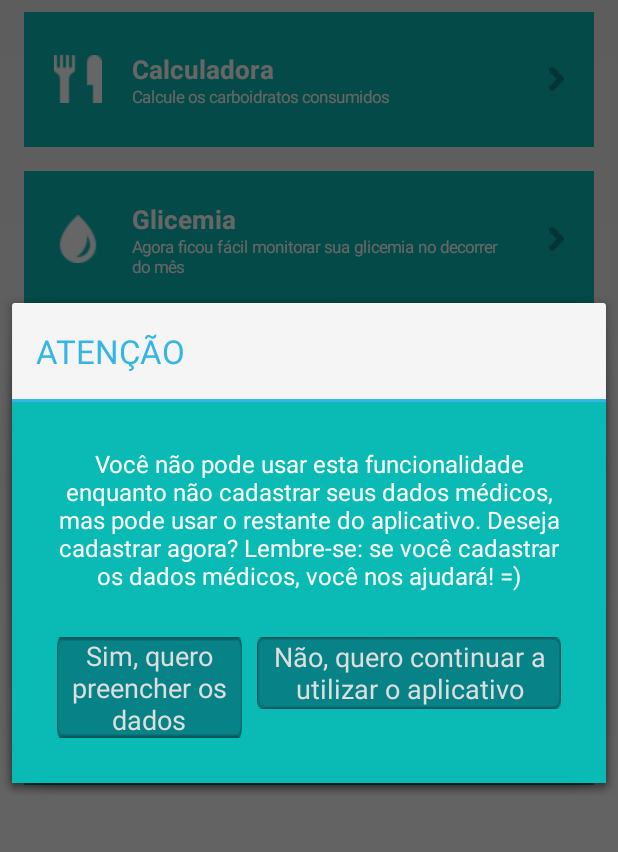
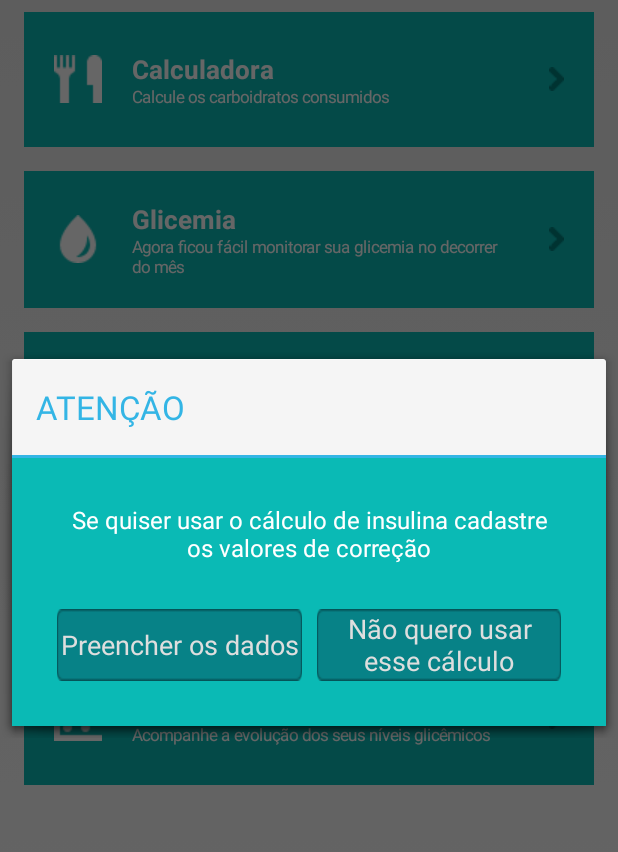
Before and after one commit to FernandaBernardo/diabetes-mais-doce, an Android app: the DashboardFragment screen opened directly, with no data from a screen before it, after a tap on an icon or button, on a phone screen of 412 x 824 dp, the part 75-927 px from its top. Run offline under Robolectric (Android 15) with nearby library versions, the phone set to English and light mode, and no system bars.

Commit message:
making insulin calculation optional

```diff
--- a/app/src/main/java/br/com/caelum/diabetes/extras/Extras.java
+++ b/app/src/main/java/br/com/caelum/diabetes/extras/Extras.java
@@ -26,4 +26,6 @@ public class Extras {
 	public static final String ESCUMADEIRA = "Escumadeira";
 	public static final String XICARA = "Xícara";
 	public static final String COPO = "Copo";
+
+    public static final String PREFS_NAME = "CalculoInsulina";
 }
--- a/app/src/main/java/br/com/caelum/diabetes/fragment/DashboardFragment.java
+++ b/app/src/main/java/br/com/caelum/diabetes/fragment/DashboardFragment.java
@@ -1,5 +1,6 @@
 package br.com.caelum.diabetes.fragment;
 
+import android.content.SharedPreferences;
 import android.os.Bundle;
 import android.support.v4.app.Fragment;
 import android.support.v4.app.FragmentManager;
@@ -16,6 +17,7 @@ import br.com.caelum.diabetes.R;
 import br.com.caelum.diabetes.dao.DbHelper;
 import br.com.caelum.diabetes.dao.PacienteDao;
 import br.com.caelum.diabetes.dialog.PreencherDadosMedicosDialog;
+import br.com.caelum.diabetes.extras.Extras;
 import br.com.caelum.diabetes.fragment.calculadora.DashboardCalculadoraFragment;
 import br.com.caelum.diabetes.fragment.glicemia.DashboardGlicemiaFragment;
 import br.com.caelum.diabetes.fragment.lembretes.DashboardLembreteFragment;
@@ -23,14 +25,12 @@ import br.com.caelum.diabetes.fragment.perfil.ConfigurarPerfilFragment;
 import br.com.caelum.diabetes.model.Paciente;
 
 public class DashboardFragment extends Fragment {
+    private Paciente paciente;
 
-	private PacienteDao dao;
-	private Paciente paciente;
-
-	private void getPaciente() {
+    private void getPaciente() {
 		DbHelper helper = new DbHelper(getActivity());
-		dao = new PacienteDao(helper);
-		paciente = dao.getPaciente();
+        PacienteDao dao = new PacienteDao(helper);
+        paciente = dao.getPaciente();
 	}
 
 	@Override
@@ -41,13 +41,16 @@ public class DashboardFragment extends Fragment {
         TextView titulo = (TextView) getActivity().findViewById(R.id.titulo);
         titulo.setText("Diabetes Mais Doce");
 
-		Button calculadora = (Button) view.findViewById(R.id.main_calculadora);
+        SharedPreferences settings = getActivity().getSharedPreferences(Extras.PREFS_NAME, 0);
+        final boolean calculoInsulina = settings.getBoolean("calculoInsulina", true);
+
+        Button calculadora = (Button) view.findViewById(R.id.main_calculadora);
 		calculadora.setOnClickListener(new OnClickListener() {
 			@Override
 			public void onClick(View v) {
 				getPaciente();
 
-				if (!paciente.temValorCorrecao()) {
+				if (!paciente.temValorCorrecao() && calculoInsulina) {
 					PreencherDadosMedicosDialog dadosMedicosDialog = new PreencherDadosMedicosDialog();
 					FragmentManager fm = getFragmentManager();
 					dadosMedicosDialog.show(fm, "dashboard_fragment");
@@ -59,17 +62,6 @@ public class DashboardFragment extends Fragment {
 				}
 			}
 		});
-
-//		Button perfil = (Button) view.findViewById(R.id.main_perfil);
-//		perfil.setOnClickListener(new OnClickListener() {
-//			@Override
-//			public void onClick(View v) {
-//				FragmentTransaction transaction = getFragmentManager().beginTransaction();
-//				transaction.replace(R.id.main_view, new ConfigurarPerfilFragment());
-//				transaction.addToBackStack(null);
-//				transaction.commit();
-//			}
-//		});
 
 		Button medicao = (Button) view.findViewById(R.id.main_glicemia);
 		medicao.setOnClickListener(new OnClickListener() {
--- a/app/src/main/res/layout/nova_refeicao.xml
+++ b/app/src/main/res/layout/nova_refeicao.xml
@@ -129,6 +129,7 @@
 	        android:layout_marginLeft="10dp"
 	        android:gravity="center">
 		    <TextView
+                android:id="@+id/textoTotalInsulina"
 		        android:layout_width="wrap_content"
 		        android:layout_height="wrap_content"
 		        android:text="@string/total_insulina" />
--- a/app/src/main/res/layout/preencher_dados_medicos.xml
+++ b/app/src/main/res/layout/preencher_dados_medicos.xml
@@ -7,17 +7,13 @@
     android:padding="30dp"
     android:background="@color/blue">
 
-
-
     <ScrollView
-            android:id="@+id/dados_medicos_scrollView"
             android:layout_width="fill_parent"
             android:layout_height="wrap_content"
             android:layout_weight="1"
             android:fillViewport="true">
 
             <TextView
-                android:id="@+id/dados_medicos_textView"
                 android:layout_width="match_parent"
                 android:layout_height="wrap_content"
                 android:text="@string/dados_medicos_aviso"
@@ -59,8 +55,4 @@
         	android:textColor="#DEDEDE"
         />
     </LinearLayout>
-
-
-
-
 </LinearLayout>
--- a/app/src/main/res/values/strings.xml
+++ b/app/src/main/res/values/strings.xml
@@ -54,12 +54,9 @@
     <string name="configurar_insulina_continua">Configurar Insulina Continua</string>
     <string name="configurar_glicemia_alvo">Configurar Glicemia Alvo</string>
     <string name="novo_alimento">Novo Alimento</string>
-    <string name="dados_medicos_aviso">Você não pode usar esta funcionalidade enquanto
-        não cadastrar seus dados médicos, mas pode usar o restante do aplicativo.
-        Deseja cadastrar agora? Lembre-se: se você cadastrar os dados médicos, você
-        nos ajudará! =)</string>
-    <string name="confirmar_dados_medicos">Sim, quero preencher os dados</string>
-    <string name="cancelar_dados_medicos">Não, quero continuar a utilizar o aplicativo</string>
+    <string name="dados_medicos_aviso">Se quiser usar o cálculo de insulina cadastre os valores de correção</string>
+    <string name="confirmar_dados_medicos">Preencher os dados</string>
+    <string name="cancelar_dados_medicos">Não quero usar esse cálculo</string>
     <string name="dado_incorreto_ok">OK</string>
     <string name="dado_incorreto_texto">Dados Inválidos. Preencha novamente!</string>
     <string name="adicionar_novo_alimento">Adicionar Novo Alimento</string>
```
Also changed, not shown: app/src/main/java/br/com/caelum/diabetes/dialog/PreencherDadosMedicosDialog.java (+9 -1 lines), app/src/main/java/br/com/caelum/diabetes/fragment/calculadora/NovaRefeicaoFragment.java (+12 -2 lines), app/src/main/java/br/com/caelum/diabetes/fragment/perfil/ConfigurarInsulinaCorrecaoFragment.java (+7 -0 lines).
